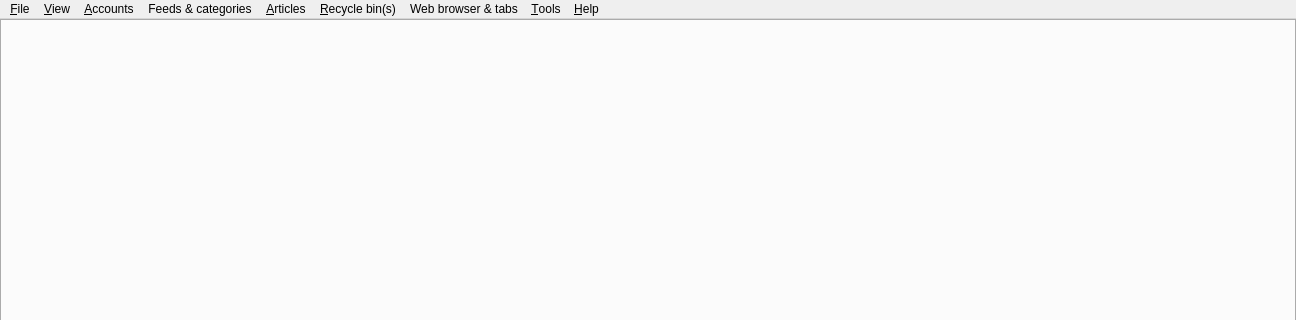
First picture: the form in src/librssguard/gui/dialogs/formmain.ui, repository martinrotter/rssguard, before the edit; both pictures show x 0 to 1296 and y 0 to 320 of the 1296 by 677 pixel window.
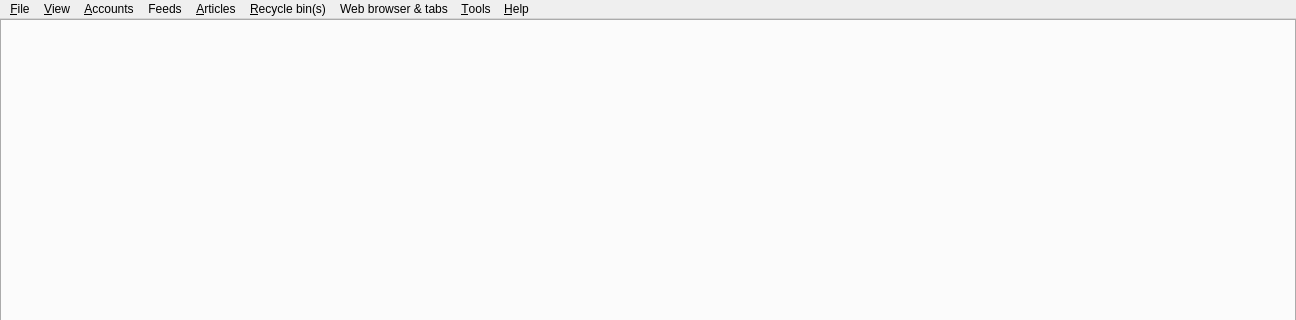
Second picture: the form after the edit. Custom widgets are drawn as their Qt base class.

```diff
--- a/src/librssguard/gui/dialogs/formmain.ui
+++ b/src/librssguard/gui/dialogs/formmain.ui
@@ -100,7 +100,7 @@
    </widget>
    <widget class="QMenu" name="m_menuFeeds">
     <property name="title">
-     <string>Feeds &amp;&amp; categories</string>
+     <string>Feeds</string>
     </property>
     <widget class="QMenu" name="m_menuAddItem">
      <property name="title">
```
Left out of the diff: 26 changed lines with no effect on the pictures.
